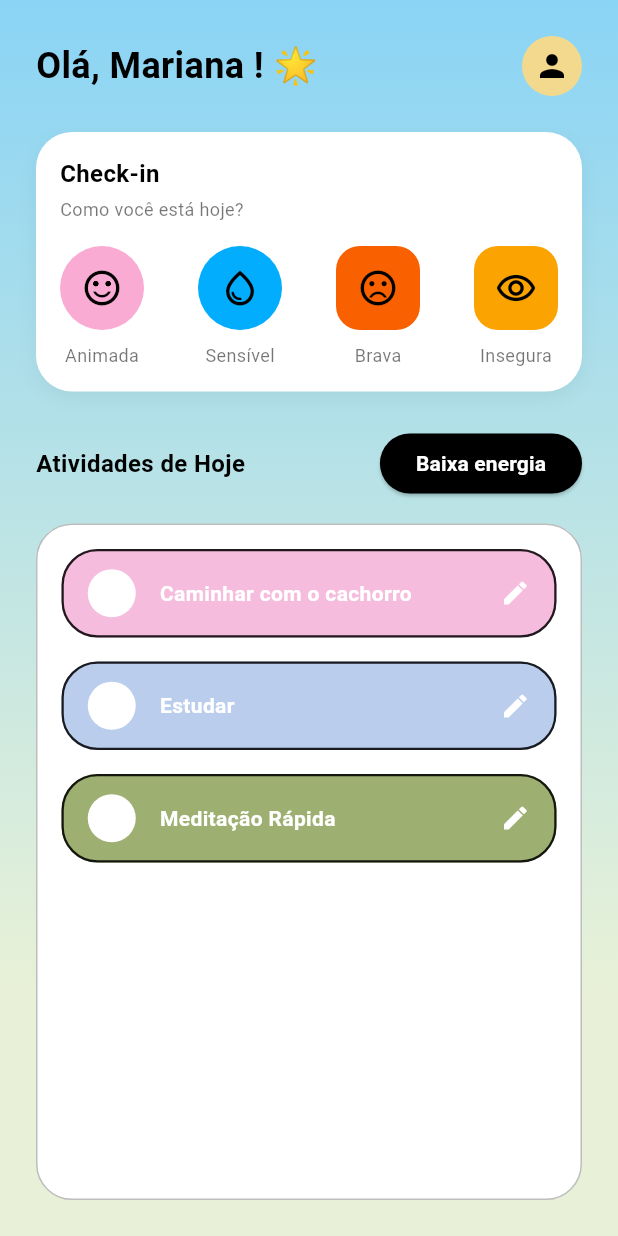
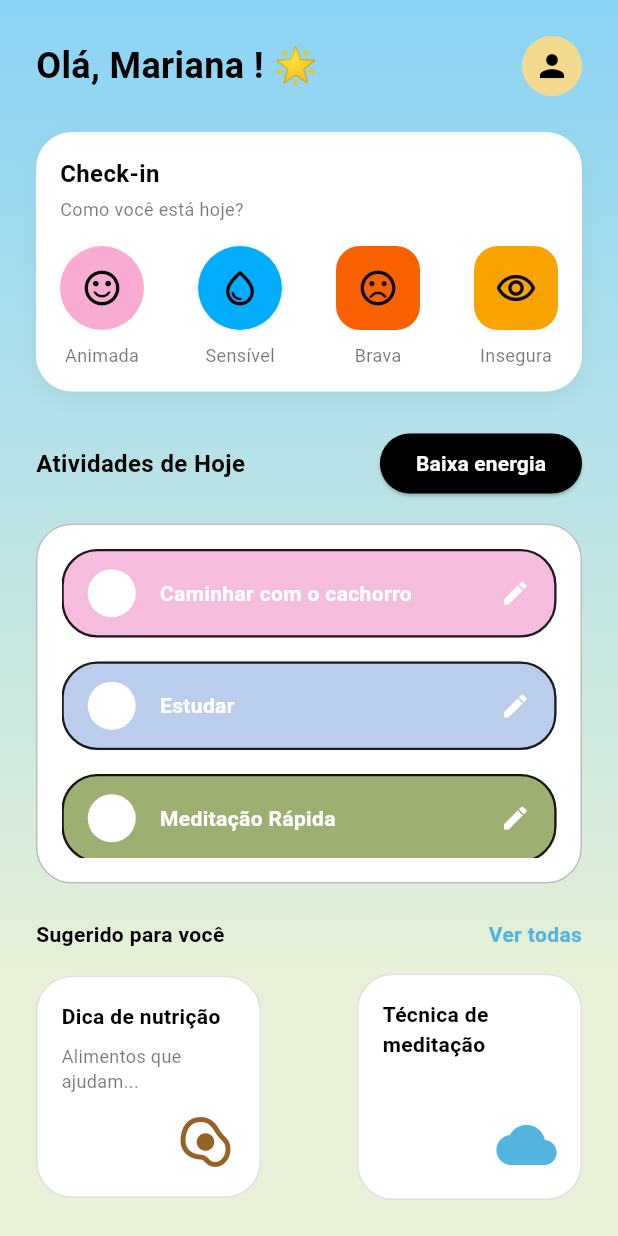
Before and after one commit to larasdiniz/health_routine, a Flutter app: the screen it shows after launch, on a phone screen of 412 x 824 dp. Run offline on Flutter 3.47's test engine with Material 3 defaults, Android fonts, the phone set to English and light mode, and no system bars; our stand-ins replace equatable, flutter_bloc, google_fonts.

Commit message:
feat(hoje): adiciona cards de sugestao e finaliza tela principal

```diff
--- a/lib/features/hoje/presentation/pages/hoje_page.dart
+++ b/lib/features/hoje/presentation/pages/hoje_page.dart
@@ -9,6 +9,7 @@ import '../bloc/hoje_state.dart';
 import '../widgets/activity_card.dart';
 import '../widgets/check_in_card.dart';
 import '../widgets/low_energy_dialog.dart';
+import '../widgets/suggestion_card.dart';
 
 class HojePage extends StatefulWidget {
   const HojePage({super.key});
@@ -143,6 +144,36 @@ class _HojePageState extends State<HojePage> {
                       child: _buildListContent(state, atividades),
                     ),
                     const SizedBox(height: 24),
+
+
+                    if (!isLowEnergy) ...[
+                      Row(
+                        mainAxisAlignment: MainAxisAlignment.spaceBetween,
+                        children: [
+                          Text('Sugerido para você', style: AppTextStyles.bodyBold.copyWith(color: AppColors.black)),
+                          Text('Ver todas', style: AppTextStyles.bodyBold.copyWith(color: AppColors.cloudBlue)),
+                        ],
+                      ),
+                      const SizedBox(height: 16),
+                      Row(
+                        mainAxisAlignment: MainAxisAlignment.spaceBetween,
+                        children: [
+                          const SuggestionCard(
+                            title: 'Dica de nutrição',
+                            subtitle: 'Alimentos que ajudam...',
+                            icon: Icons.egg_alt_outlined, // Ícone provisório simulando o ovo
+                            iconColor: AppColors.nutritionBrown,
+                          ),
+                          const SuggestionCard(
+                            title: 'Técnica de meditação',
+                            subtitle: '', // Sem subtítulo no Figma para este card
+                            icon: Icons.cloud, // Ícone provisório simulando a nuvem
+                            iconColor: AppColors.cloudBlue,
+                          ),
+                        ],
+                      ),
+                      const SizedBox(height: 24),
+                    ],
                   ],
                 );
               },
--- /dev/null
+++ b/lib/features/hoje/presentation/widgets/suggestion_card.dart
@@ -0,0 +1,46 @@
+import 'package:flutter/material.dart';
+import '../../../../core/theme/app_colors.dart';
+import '../../../../core/theme/app_text_styles.dart';
+
+class SuggestionCard extends StatelessWidget {
+  final String title;
+  final String subtitle;
+  final IconData icon;
+  final Color iconColor;
+
+  const SuggestionCard({
+    super.key,
+    required this.title,
+    required this.subtitle,
+    required this.icon,
+    required this.iconColor,
+  });
+
+  @override
+  Widget build(BuildContext context) {
+    // Usamos um container com tamanho fixo para os cards ficarem padronizados
+    return Container(
+      width: 150,
+      padding: const EdgeInsets.all(16),
+      decoration: BoxDecoration(
+        color: AppColors.white,
+        borderRadius: BorderRadius.circular(24),
+        border: Border.all(color: Colors.black12), // Borda bem sutil
+      ),
+      child: Column(
+        crossAxisAlignment: CrossAxisAlignment.start,
+        children: [
+          Text(title, style: AppTextStyles.bodyBold.copyWith(color: AppColors.black)),
+          const SizedBox(height: 8),
+          Text(subtitle, style: AppTextStyles.bodySmall),
+          const SizedBox(height: 12),
+          // Empurra o ícone lá para o canto inferior direito
+          Align(
+            alignment: Alignment.bottomRight,
+            child: Icon(icon, color: iconColor, size: 40),
+          ),
+        ],
+      ),
+    );
+  }
+}
```
